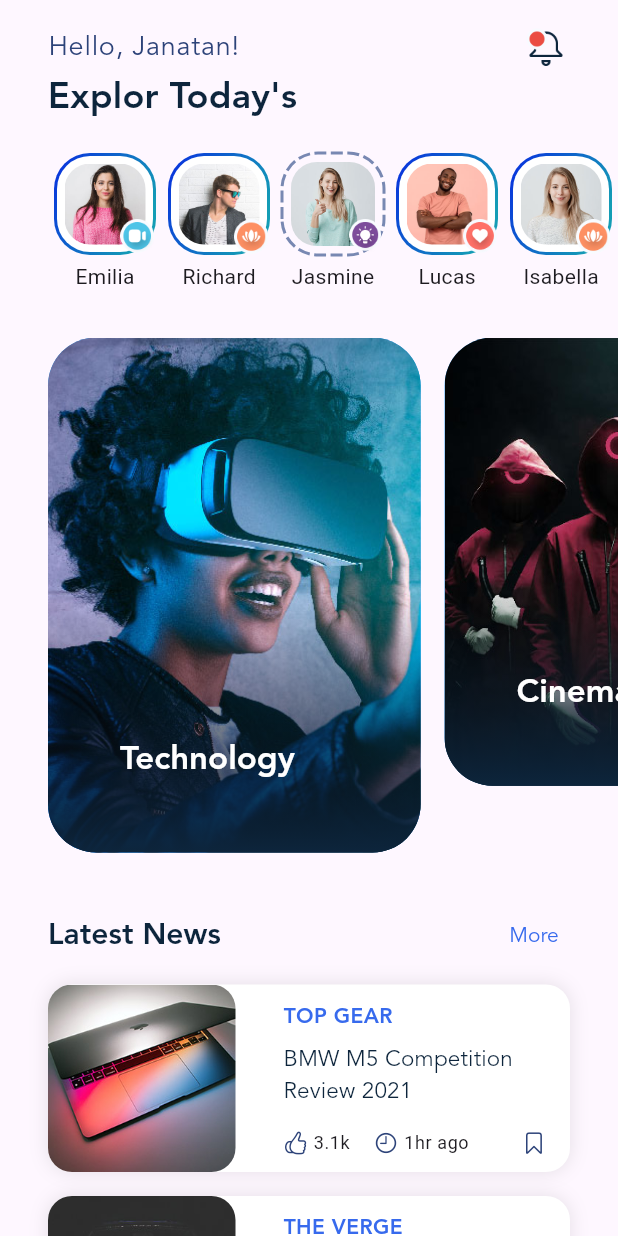
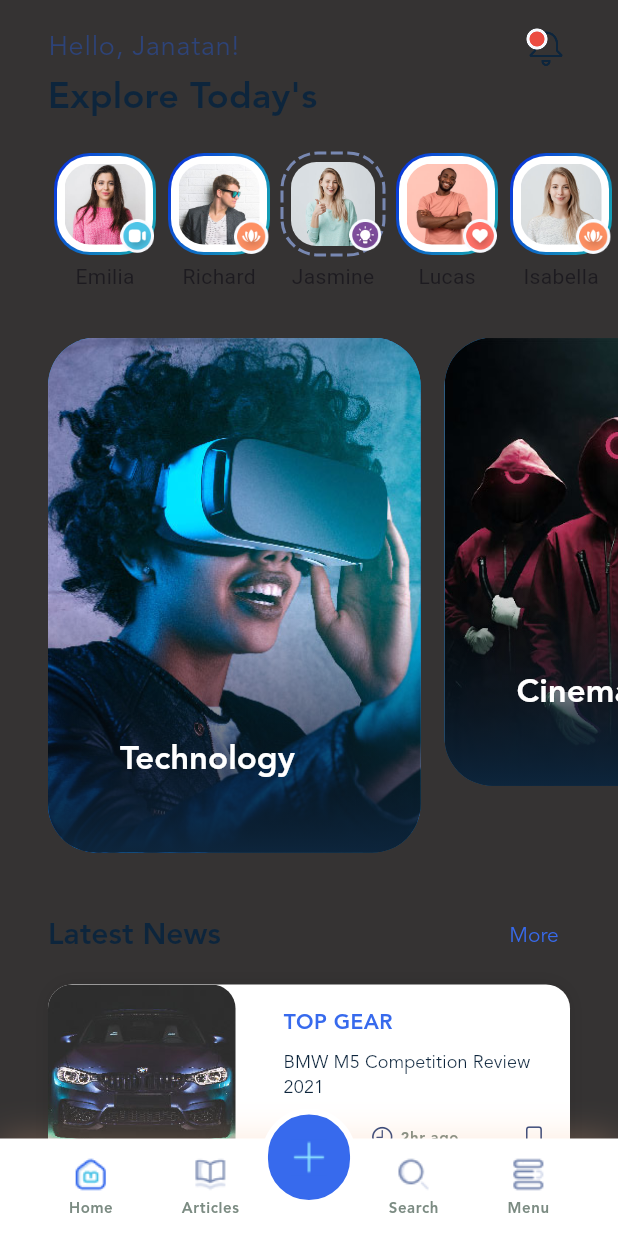
Before and after one commit to Mahdi-jafari-CS/blogclub, a Flutter app: the screen it shows after launch, on a phone screen of 412 x 824 dp. Run offline on Flutter 3.47's test engine with Material 3 defaults, Android fonts, the phone set to English and light mode, and no system bars; drawn by our look-alikes of dotted_border.

Commit message:
flutter gen added 06

```diff
--- a/lib/data.dart
+++ b/lib/data.dart
@@ -121,22 +121,23 @@ class AppDatabase {
           title: 'BMW M5 Competition Review 2021',
           caption: 'TOP GEAR',
           isBookmarked: false,
-          likes: '3.1k',
-          time: '1hr ago',
-          imageFileName: 'small_post_1.jpg'),
+          likes: '1.2k',
+          time: '2hr ago',
+          imageFileName: 'small_post_2.jpg'),
       PostData(
           id: 0,
           title: 'MacBook Pro with M1 Pro and M1 Max review',
           caption: 'THE VERGE',
-          isBookmarked: false,
-          likes: '1.2k',
-          time: '2hr ago',
-          imageFileName: 'small_post_2.jpg'),
+          isBookmarked: true,
+          likes: '3.1k',
+          time: '1hr ago',
+          imageFileName: 'small_post_1.jpg'),
+
       PostData(
           id: 2,
           title: 'Step design sprint for UX beginner',
           caption: 'Ux Design',
-          isBookmarked: true,
+          isBookmarked: false,
           likes: '2k',
           time: '41hr ago',
           imageFileName: 'small_post_3.jpg'),
--- /dev/null
+++ b/lib/gen/fonts.gen.dart
@@ -0,0 +1,15 @@
+/// GENERATED CODE - DO NOT MODIFY BY HAND
+/// *****************************************************
+///  FlutterGen
+/// *****************************************************
+
+// coverage:ignore-file
+// ignore_for_file: type=lint
+// ignore_for_file: directives_ordering,unnecessary_import,implicit_dynamic_list_literal,deprecated_member_use
+
+class FontFamily {
+  FontFamily._();
+
+  /// Font family: Avenir
+  static const String avenir = 'Avenir';
+}
--- a/lib/main.dart
+++ b/lib/main.dart
@@ -1,62 +1,87 @@
 import 'package:blogclub/carousel/carousel_slider.dart';
 import 'package:blogclub/data.dart';
+import 'package:blogclub/gen/assets.gen.dart';
+import 'package:blogclub/gen/fonts.gen.dart';
 import 'package:dotted_border/dotted_border.dart';
 import 'package:flutter/cupertino.dart';
 import 'package:flutter/material.dart';
+import 'package:flutter/services.dart';
 
 void main() {
+  SystemChrome.setSystemUIOverlayStyle(const SystemUiOverlayStyle(
+    statusBarColor: Colors.white,
+    statusBarIconBrightness: Brightness.dark,
+    systemNavigationBarColor: Colors.white,
+    systemNavigationBarIconBrightness: Brightness.dark
+  ));
   runApp(const MyApp());
 }
 
 class MyApp extends StatelessWidget {
-  static const defaultFontFamily = 'Avenir';
+  // static const defaultFontFamily = 'Avenir';
 
   const MyApp({super.key});
 
   // This widget is the root of your application.
   @override
   Widget build(BuildContext context) {
-    final primaryTextColor = Color(0xff0D253C);
-    final secondarTextyColor = Color(0xff2D4379);
+    const primaryTextColor = Color(0xff0D253C);
+    const secondarTextyColor = Color(0xff2D4379);
     return MaterialApp(
       debugShowCheckedModeBanner: false,
       title: 'Flutter Demo',
       theme: ThemeData(
+        scaffoldBackgroundColor: Color.fromARGB(255, 53, 51, 51),
           textButtonTheme: TextButtonThemeData(
               style: ButtonStyle(
-                  textStyle: WidgetStateProperty.all(TextStyle(
+                  textStyle: WidgetStateProperty.all(const TextStyle(
                       fontSize: 14,
                       fontWeight: FontWeight.w400,
-                      fontFamily: defaultFontFamily)))),
+                      fontFamily: FontFamily.avenir)))),
           colorScheme: ColorScheme.fromSeed(seedColor: Colors.deepPurple),
           useMaterial3: true,
-          textTheme: TextTheme(
+          textTheme: const TextTheme(
               headlineMedium: TextStyle(
-                  fontFamily: defaultFontFamily,
+                  fontFamily: FontFamily.avenir,
                   fontSize: 20,
                   fontWeight: FontWeight.w700,
                   color: primaryTextColor),
               titleMedium: TextStyle(
                   fontSize: 24,
                   color: primaryTextColor,
-                  fontFamily: defaultFontFamily,
+                  fontFamily: FontFamily.avenir,
                   fontWeight: FontWeight.w700),
               titleSmall: TextStyle(
-                  fontSize: 15,
+                  fontSize: 12,
                   color: primaryTextColor,
-                  fontFamily: defaultFontFamily,
+                  fontFamily: FontFamily.avenir,
                   fontWeight: FontWeight.w400),
               bodyLarge: TextStyle(
                 fontWeight: FontWeight.w200,
                 fontSize: 18,
                 color: secondarTextyColor,
-                fontFamily: defaultFontFamily,
+                fontFamily: FontFamily.avenir,
               ),
+              bodySmall: TextStyle(
+                  fontSize: 10,
+                  color: Color(0xff7B8B82),
+                  fontFamily: FontFamily.avenir,
+                  fontWeight: FontWeight.w700),
               titleLarge: TextStyle(
-                  fontFamily: defaultFontFamily,
+                  fontFamily: FontFamily.avenir,
                   color: primaryTextColor,
                   fontWeight: FontWeight.bold))),
-      home: const HomeScreen(),
+      home: Stack(children: [
+        const Positioned.fill(
+          child: HomeScreen(),
+        ),
+        Positioned(
+          bottom: 0,
+          left: 0,
+          right: 0,
+          child: _BottomNavigation(),
+        )
+      ]),
     );
   }
 }
@@ -69,7 +94,7 @@ class HomeScreen extends StatelessWidget {
     return Scaffold(
       body: SafeArea(
         child: SingleChildScrollView(
-          physics: BouncingScrollPhysics(),
+          physics: const BouncingScrollPhysics(),
           child: Column(
             crossAxisAlignment: CrossAxisAlignment.start,
             children: [
@@ -82,29 +107,27 @@ class HomeScreen extends StatelessWidget {
                       'Hello, Janatan!',
                       style: Theme.of(context).textTheme.bodyLarge,
                     ),
-                    Image.asset(
-                      'assets/img/icons/notification.png',
-                      width: 32,
-                      height: 32,
-                    ),
+                   Assets.img.icons.notification.image(width: 32, height:32)
                   ],
                 ),
               ),
               Padding(
                 padding: const EdgeInsets.fromLTRB(32, 0, 0, 16),
                 child: Text(
-                  "Explor Today's",
+                  "Explore Today's",
                   style: Theme.of(context).textTheme.titleMedium,
                 ),
               ),
               _StoryList(stories: stories),
-              SizedBox(height: 25),
-              _CategoryList(),
-              SizedBox(
+              const SizedBox(height: 25),
+              const _CategoryList(),
+              const SizedBox(
                 height: 32,
               ),
-              _PostList(),
-              SizedBox(height: 32,)
+              const _PostList(),
+              const SizedBox(
+                height: 68,
+              )
             ],
           ),
         ),
@@ -131,7 +154,7 @@ class _CategoryList extends StatelessWidget {
           );
         },
         options: CarouselOptions(
-            scrollPhysics: BouncingScrollPhysics(),
+            scrollPhysics: const BouncingScrollPhysics(),
             enlargeCenterPage: true,
             enlargeStrategy: CenterPageEnlargeStrategy.height,
             scrollDirection: Axis.horizontal,
@@ -282,10 +305,10 @@ class _Story extends StatelessWidget {
             Color.fromARGB(255, 20, 157, 181)
           ])),
       child: Container(
-        margin: EdgeInsets.all(2),
+        margin: const EdgeInsets.all(2),
         decoration: BoxDecoration(
             color: Colors.white, borderRadius: BorderRadius.circular(22)),
-        padding: EdgeInsets.all(5),
+        padding: const EdgeInsets.all(5),
         child: _profileImage(),
       ),
     );
@@ -298,7 +321,7 @@ class _Story extends StatelessWidget {
       child: DottedBorder(
         borderType: BorderType.RRect,
         strokeWidth: 2,
-        radius: Radius.circular(24),
+        radius: const Radius.circular(24),
         color: const Color(0xff7888B2),
         dashPattern: const [8, 3],
         padding: const EdgeInsets.all(6),
@@ -323,7 +346,7 @@ class _Story extends StatelessWidget {
 }
 
 class _PostList extends StatelessWidget {
-  const _PostList({Key? key}) : super(key: key);
+  const _PostList({super.key});
   @override
   Widget build(BuildContext context) {
     final Posts = AppDatabase.posts;
@@ -340,7 +363,7 @@ class _PostList extends StatelessWidget {
             ),
             TextButton(
                 onPressed: () {},
-                child: Text(
+                child: const Text(
                   'More',
                   style: TextStyle(color: Color(0xff376aed)),
                 ))
@@ -348,7 +371,7 @@ class _PostList extends StatelessWidget {
         ),
       ),
       ListView.builder(
-        physics: ClampingScrollPhysics(),
+          physics: const ClampingScrollPhysics(),
           itemCount: Posts.length,
           itemExtent: 141,
           shrinkWrap: true,
@@ -371,13 +394,13 @@ class _Post extends StatelessWidget {
   @override
   Widget build(BuildContext context) {
     return Container(
-      margin: EdgeInsets.fromLTRB(32, 8, 32, 8),
+      margin: const EdgeInsets.fromLTRB(32, 8, 32, 8),
       decoration: BoxDecoration(
         borderRadius: BorderRadius.circular(16),
         color: Colors.white,
         boxShadow: [
           BoxShadow(
-            color: Color(0xff000000).withOpacity(0.1),
+            color: const Color(0xff000000).withOpacity(0.1),
             blurRadius: 10,
           )
         ],
@@ -390,7 +413,7 @@ class _Post extends StatelessWidget {
               'assets/img/posts/small/${post.imageFileName}',
             ),
           ),
-          SizedBox(width: 16),
+          const SizedBox(width: 16),
           Expanded(
               child: Padding(
             padding: const EdgeInsets.fromLTRB(16, 0, 16, 0),
@@ -400,20 +423,20 @@ class _Post extends StatelessWidget {
                 children: [
                   Text(
                     post.caption,
-                    style: TextStyle(
-                        fontFamily: MyApp.defaultFontFamily,
+                    style: const TextStyle(
+                        fontFamily: FontFamily.avenir,
                         fontWeight: FontWeight.w700,
                         fontSize: 14,
                         color: Color(0xff376AEd)),
                   ),
-                  SizedBox(
+                  const SizedBox(
                     height: 8,
                   ),
                   Text(
                     post.title,
                     style: Theme.of(context).textTheme.titleSmall,
                   ),
-                  SizedBox(
+                  const SizedBox(
                     height: 16,
                   ),
                   Row(
@@ -424,14 +447,14 @@ class _Post extends StatelessWidget {
                         size: 16,
                         color: Theme.of(context).textTheme.bodyLarge!.color,
                       ),
-                      SizedBox(
+                      const SizedBox(
                         width: 4,
                       ),
                       Text(
                         post.likes,
                         style: Theme.of(context).textTheme.bodySmall,
                       ),
-                      SizedBox(
+                      const SizedBox(
                         width: 16,
                       ),
                       Icon(
@@ -439,7 +462,7 @@ class _Post extends StatelessWidget {
                         size: 16,
                         color: Theme.of(context).textTheme.bodyLarge!.color,
                       ),
-                      SizedBox(
+                      const SizedBox(
                         width: 4,
                       ),
                       Text(
@@ -466,3 +489,99 @@ class _Post extends StatelessWidget {
     );
   }
 }
+
+class _BottomNavigation extends StatelessWidget {
+  @override
+  Widget build(BuildContext context) {
+    return Container(
+      height: 85,
+      child: Stack(
+        children: [
+          Positioned(
+              right: 0,
+              left: 0,
+              bottom: 0,
+              child: Container(
+                height: 65,
+                decoration: BoxDecoration(color: Colors.white, boxShadow: [
+                  BoxShadow(
+                    color: Color(0xff9b487).withOpacity(0.3),
+                    blurRadius: 20,
+                  )
+                ]),
+                child: Row(
+                  mainAxisAlignment: MainAxisAlignment.spaceEvenly,
+                  children: const [
+                    BottomNavigationItem(
+                        title: 'Home',
+                        iconFileName: 'Home.png',
+                        activeIconFileName: 'Home.png'),
+                    BottomNavigationItem(
+                        title: 'Articles',
+                        iconFileName: 'Articles.png',
+                        activeIconFileName: 'Articles.png'),
+                    SizedBox(
+                      width: 8,
+                    ),
+                    BottomNavigationItem(
+                        title: 'Search',
+                        iconFileName: 'Search.png',
+                        activeIconFileName: 'Search.png'),
+                    BottomNavigationItem(
+                        title: 'Menu',
+                        iconFileName: 'Menu.png',
+                        activeIconFileName: 'Menu.png'),
+
+                  ],
+                ),
+              )),
+          Center(
+            child: Container(
+              width: 65,
+              height: 85,
+              alignment: Alignment.topCenter,
+              child: Container(
+                height: 65,
+                decoration: BoxDecoration(
+                    border: Border.all(color: Colors.white, width: 4),
+                    borderRadius: BorderRadius.circular(32.5),
+                    color: Color(0xff376AED)),
+                child: Image.asset('assets/img/icons/plus.png'),
+              ),
+            ),
+          )
+        ],
+      ),
+    );
+  }
+}
+
+class BottomNavigationItem extends StatelessWidget {
+  final String title;
+  final String iconFileName;
+  final String activeIconFileName;
+
+  const BottomNavigationItem({
+    Key? key,
+    required this.title,
+    required this.iconFileName,
+    required this.activeIconFileName,
+  }) : super(key: key);
+
+  @override
+  Widget build(BuildContext context) {
+    return Column(
+      mainAxisAlignment: MainAxisAlignment.center,
+      children: [
+        Image.asset('assets/img/icons/$iconFileName'),
+        SizedBox(
+          height: 4,
+        ),
+        Text(
+          title,
+          style: Theme.of(context).textTheme.bodySmall,
+        )
+      ],
+    );
+  }
+}
```
Also changed, not shown: lib/gen/assets.gen.dart (added, +289 -0 lines), pubspec.yaml (+8 -1 lines), pubspec.lock. Lines whose indentation alone changed are shown as unchanged.
